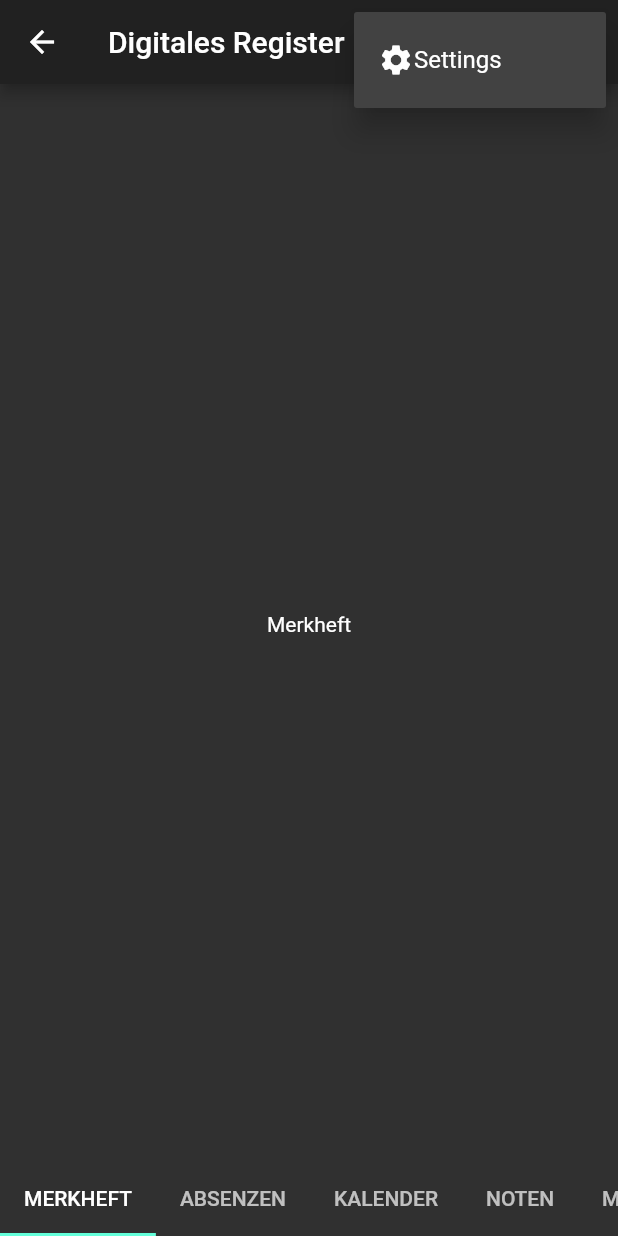
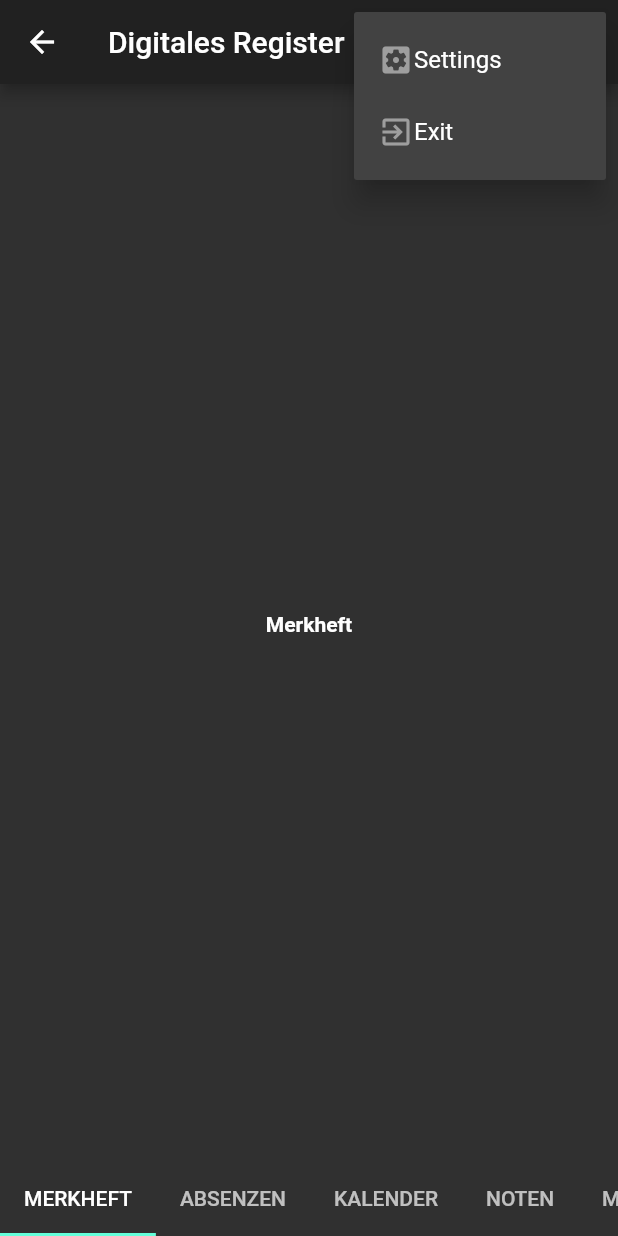
Before and after one commit to wolda-wolda/digitaleRegisterApp, a Flutter app: the HomePage screen opened directly, after a tap on the "more vert" icon, on a phone screen of 412 x 824 dp. Run offline on Flutter 3.47's test engine with Material 2 defaults, Android fonts, the phone set to English and light mode, and no system bars; our stand-ins replace settings_ui.

Commit message:
add Exit Button
Signed-off-by: Marcel <marcelwalder12@gmail.com>

```diff
--- a/lib/digReg/PopUpMenu.dart
+++ b/lib/digReg/PopUpMenu.dart
@@ -1,7 +1,9 @@
 class Constants{
   static const String Setting = "Settings";
+  static const String Exit = "Exit";
 
   static const List<String> choices = <String>[
     Setting,
+    Exit,
   ];
 }
--- a/lib/digReg/homePage.dart
+++ b/lib/digReg/homePage.dart
@@ -1,5 +1,6 @@
 import 'package:digitales_register_app/digReg/settings.dart';
 import 'package:flutter/material.dart';
+import 'package:flutter/services.dart';
 
 import 'PopUpMenu.dart';
 
@@ -21,13 +22,13 @@ class _HomePageState extends State<HomePage>
     'Profil'
   ];
   List<Widget> _options = <Widget>[
-    Text('Merkheft'),
-    Text('Absenzen'),
-    Text('Kalender'),
-    Text('Noten'),
-    Text('Mitteilungen'),
-    Text('Zeugnis'),
-    Text('Profil'),
+    Text('Merkheft', style: TextStyle(fontWeight: FontWeight.bold,)),
+    Text('Absenzen', style: TextStyle(fontWeight: FontWeight.bold,)),
+    Text('Kalender', style: TextStyle(fontWeight: FontWeight.bold,)),
+    Text('Noten', style: TextStyle(fontWeight: FontWeight.bold,)),
+    Text('Mitteilungen', style: TextStyle(fontWeight: FontWeight.bold,)),
+    Text('Zeugnis', style: TextStyle(fontWeight: FontWeight.bold,)),
+    Text('Profil', style: TextStyle(fontWeight: FontWeight.bold,)),
   ];
 
   void _onItemTapped(int index) {
@@ -54,15 +55,30 @@ class _HomePageState extends State<HomePage>
       onSelected: choiceAction,
         itemBuilder: (BuildContext context){
           return Constants.choices.map((String choice){
+            if(choice == Constants.Setting)
+            {
               return PopupMenuItem<String>(
                 value: choice,
                 child: Row(
                   children: <Widget>[
-                  Icon(Icons.settings),
+                    Icon(Icons.settings_applications, color: Colors.grey,),
                     Text(choice),
                   ],
                 ),
               );
+            }
+            if(choice == Constants.Exit)
+            {
+              return PopupMenuItem<String>(
+                value: choice,
+                child: Row(
+                  children: <Widget>[
+                    Icon(Icons.exit_to_app, color: Colors.grey,),
+                    Text(choice),
+                  ],
+                ),
+              );
+            }
           }).toList();
         },
       )
@@ -84,5 +100,10 @@ class _HomePageState extends State<HomePage>
         return Settings();
       }));
     }
+    if(choice == Constants.Exit)
+    {
+      SystemNavigator.pop();
+      return ;
     }
   }
+}
```
Also changed, not shown: lib/digReg/login_page.dart (+22 -2 lines). Lines whose indentation alone changed are shown as unchanged.
